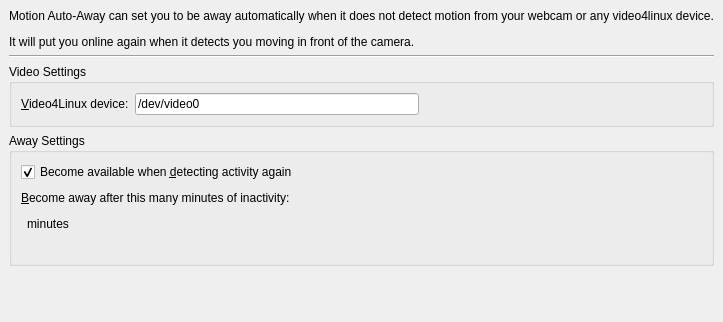
KDE/kopete, file plugins/motionautoaway/motionawayprefs.ui: the form before one commit.
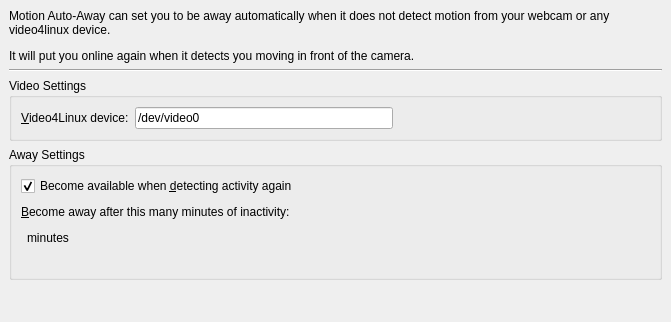
The form after the commit. Custom widgets are drawn as their Qt base class.

Patch:
```diff
--- a/plugins/motionautoaway/motionawayprefs.ui
+++ b/plugins/motionautoaway/motionawayprefs.ui
@@ -37,6 +37,9 @@
      <property name="text" >
       <string>&lt;p>Motion Auto-Away can set you to be away automatically when it does not detect motion from your webcam or any video4linux device.&lt;/p> &lt;p>It will put you online again when it detects you moving in front of the camera.&lt;/p></string>
      </property>
+     <property name="wordWrap" >
+       <bool>true</bool>
+     </property>
     </widget>
    </item>
    <item>
```
